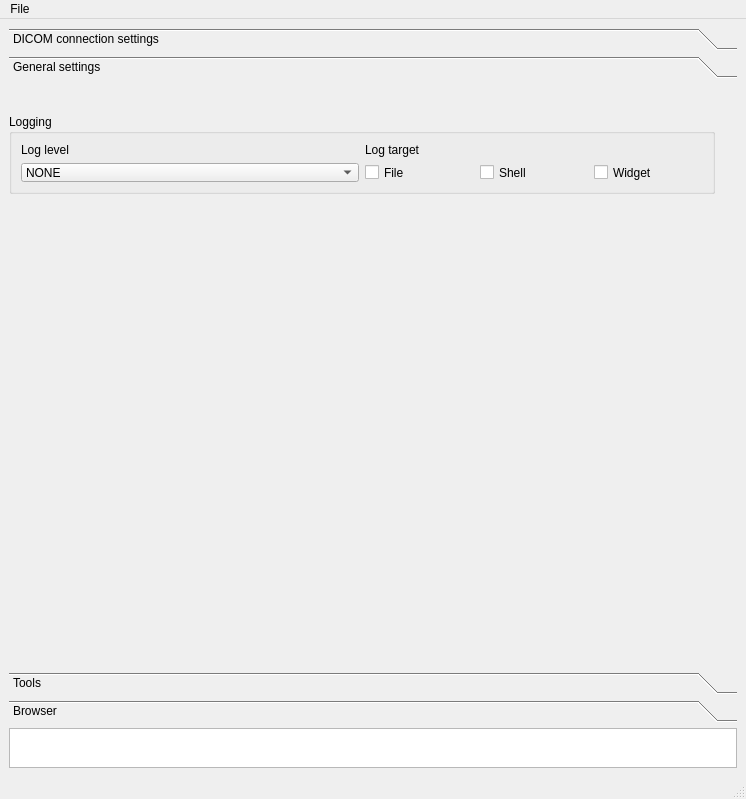
The window that dcmtkDatabasePacs/examples/dcmtkTool/SimpleView.ui (medInria/medInria-public) describes before a commit, drawn with Qt 5.
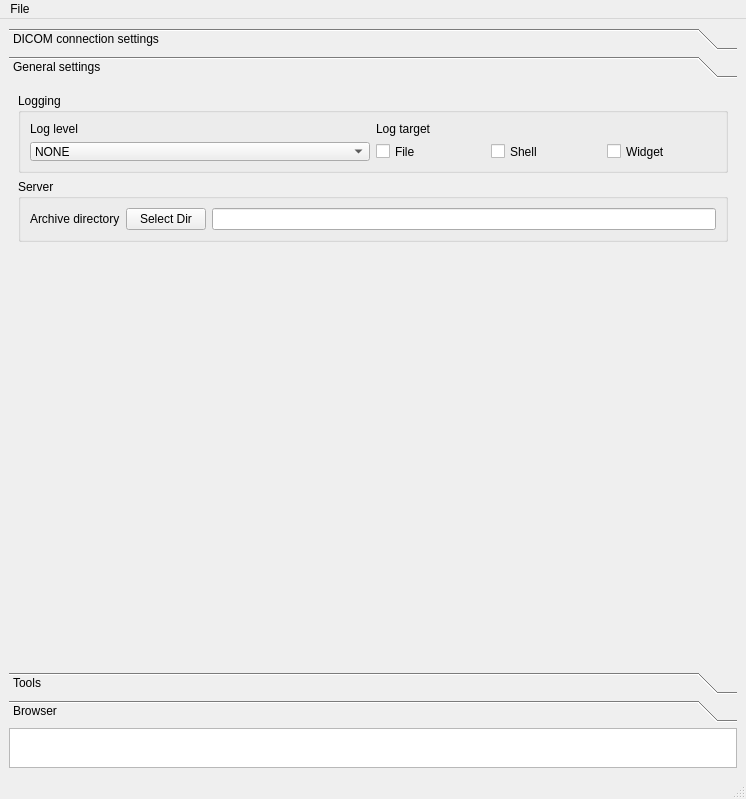
The same window after the commit. The open tabs and pages were chosen to show the change. Icons and pictures are not drawn.

The edit to the form file:
```diff
--- a/dcmtkDatabasePacs/examples/dcmtkTool/SimpleView.ui
+++ b/dcmtkDatabasePacs/examples/dcmtkTool/SimpleView.ui
@@ -242,22 +242,16 @@
         <rect>
          <x>0</x>
          <y>0</y>
-         <width>96</width>
-         <height>26</height>
+         <width>728</width>
+         <height>591</height>
         </rect>
        </property>
        <attribute name="label">
         <string>General settings</string>
        </attribute>
+       <layout class="QGridLayout" name="gridLayout_12">
+        <item row="0" column="0">
        <widget class="QGroupBox" name="groupBox">
-        <property name="geometry">
-         <rect>
-          <x>0</x>
-          <y>30</y>
-          <width>706</width>
-          <height>80</height>
-         </rect>
-        </property>
         <property name="minimumSize">
          <size>
           <width>0</width>
@@ -352,6 +346,51 @@
          </item>
         </layout>
        </widget>
+        </item>
+        <item row="1" column="0">
+         <widget class="QGroupBox" name="groupBox_4">
+          <property name="title">
+           <string>Server</string>
+          </property>
+          <layout class="QGridLayout" name="gridLayout_11">
+           <item row="0" column="0">
+            <layout class="QHBoxLayout" name="horizontalLayout_3">
+             <item>
+              <widget class="QLabel" name="label_5">
+               <property name="text">
+                <string>Archive directory</string>
+               </property>
+              </widget>
+             </item>
+             <item>
+              <widget class="QPushButton" name="dirbutton2">
+               <property name="text">
+                <string>Select Dir</string>
+               </property>
+              </widget>
+             </item>
+             <item>
+              <widget class="QLineEdit" name="diredit2"/>
+             </item>
+            </layout>
+           </item>
+          </layout>
+         </widget>
+        </item>
+        <item row="2" column="0">
+         <spacer name="verticalSpacer">
+          <property name="orientation">
+           <enum>Qt::Vertical</enum>
+          </property>
+          <property name="sizeHint" stdset="0">
+           <size>
+            <width>20</width>
+            <height>418</height>
+           </size>
+          </property>
+         </spacer>
+        </item>
+       </layout>
       </widget>
       <widget class="QWidget" name="page_3">
        <property name="geometry">
```
Left out of the diff: 24 changed lines with no effect on the pictures. Lines whose indentation alone changed are shown as unchanged.
